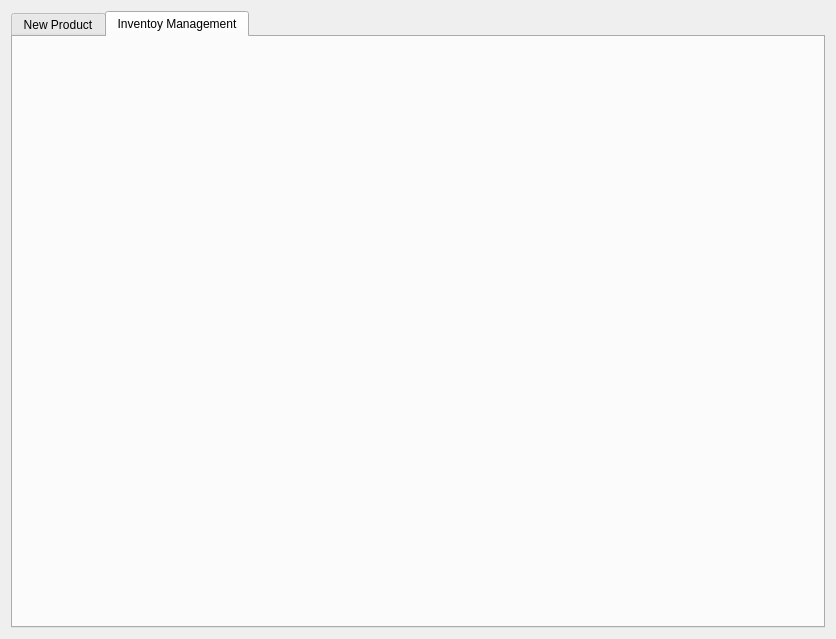
Before: the Qt Designer form inventorymanagementwindow.ui in ThiagoServulo/InventoryAndSalesManagement, drawn with Qt 5.
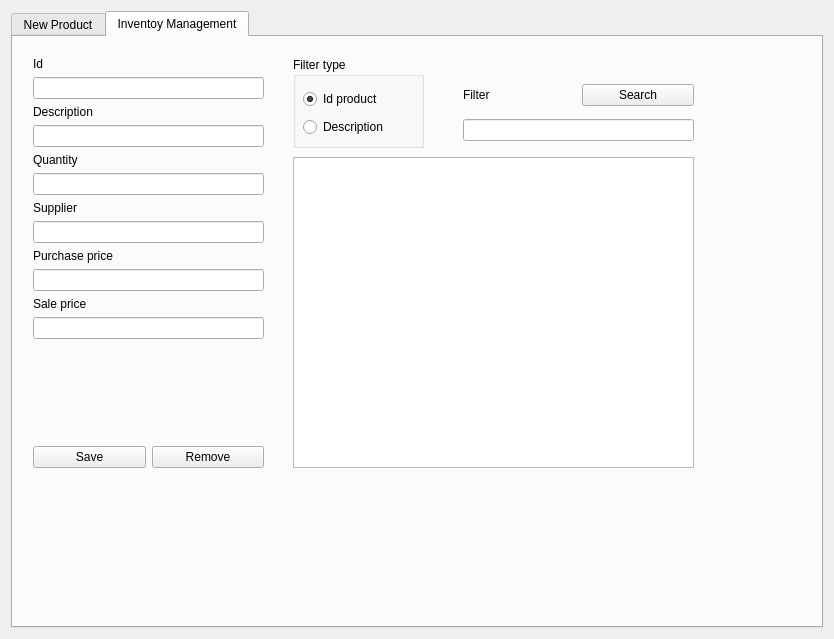
After: the same form once the commit is applied. The open tabs and pages were chosen to show the change.

Commit message: Create tab to list products

Diff of the .ui file:
```diff
--- a/inventorymanagementwindow.ui
+++ b/inventorymanagementwindow.ui
@@ -6,7 +6,7 @@
    <rect>
     <x>0</x>
     <y>0</y>
-    <width>836</width>
+    <width>834</width>
     <height>639</height>
    </rect>
   </property>
@@ -171,6 +171,218 @@
       <attribute name="title">
        <string>Inventoy Management</string>
       </attribute>
+      <widget class="QTableWidget" name="tableWidget_im_inventory">
+       <property name="geometry">
+        <rect>
+         <x>280</x>
+         <y>120</y>
+         <width>401</width>
+         <height>311</height>
+        </rect>
+       </property>
+      </widget>
+      <widget class="QGroupBox" name="groupBox_filterType">
+       <property name="geometry">
+        <rect>
+         <x>280</x>
+         <y>20</y>
+         <width>131</width>
+         <height>91</height>
+        </rect>
+       </property>
+       <property name="title">
+        <string>Filter type</string>
+       </property>
+       <widget class="QWidget" name="">
+        <property name="geometry">
+         <rect>
+          <x>10</x>
+          <y>30</y>
+          <width>111</width>
+          <height>52</height>
+         </rect>
+        </property>
+        <layout class="QVBoxLayout" name="verticalLayout_7">
+         <item>
+          <widget class="QRadioButton" name="radioButton_id">
+           <property name="text">
+            <string>Id product</string>
+           </property>
+           <property name="checked">
+            <bool>true</bool>
+           </property>
+          </widget>
+         </item>
+         <item>
+          <widget class="QRadioButton" name="radioButton_description">
+           <property name="text">
+            <string>Description</string>
+           </property>
+          </widget>
+         </item>
+        </layout>
+       </widget>
+      </widget>
+      <widget class="QWidget" name="">
+       <property name="geometry">
+        <rect>
+         <x>20</x>
+         <y>20</y>
+         <width>231</width>
+         <height>411</height>
+        </rect>
+       </property>
+       <layout class="QVBoxLayout" name="verticalLayout_14">
+        <item>
+         <layout class="QVBoxLayout" name="verticalLayout_8">
+          <item>
+           <widget class="QLabel" name="label_im_id">
+            <property name="text">
+             <string>Id</string>
+            </property>
+           </widget>
+          </item>
+          <item>
+           <widget class="QLineEdit" name="lineEdit_im_id"/>
+          </item>
+         </layout>
+        </item>
+        <item>
+         <layout class="QVBoxLayout" name="verticalLayout_9">
+          <item>
+           <widget class="QLabel" name="label_im_description">
+            <property name="text">
+             <string>Description</string>
+            </property>
+           </widget>
+          </item>
+          <item>
+           <widget class="QLineEdit" name="lineEdit_im_description"/>
+          </item>
+         </layout>
+        </item>
+        <item>
+         <layout class="QVBoxLayout" name="verticalLayout_10">
+          <item>
+           <widget class="QLabel" name="label_im_quantity">
+            <property name="text">
+             <string>Quantity</string>
+            </property>
+           </widget>
+          </item>
+          <item>
+           <widget class="QLineEdit" name="lineEdit_im_quantity"/>
+          </item>
+         </layout>
+        </item>
+        <item>
+         <layout class="QVBoxLayout" name="verticalLayout_11">
+          <item>
+           <widget class="QLabel" name="label_im_supplier">
+            <property name="text">
+             <string>Supplier</string>
+            </property>
+           </widget>
+          </item>
+          <item>
+           <widget class="QLineEdit" name="lineEdit_im_supplier"/>
+          </item>
+         </layout>
+        </item>
+        <item>
+         <layout class="QVBoxLayout" name="verticalLayout_12">
+          <item>
+           <widget class="QLabel" name="label_im_purchasePrice">
+            <property name="text">
+             <string>Purchase price</string>
+            </property>
+           </widget>
+          </item>
+          <item>
+           <widget class="QLineEdit" name="lineEdit_im_purchasePrice"/>
+          </item>
+         </layout>
+        </item>
+        <item>
+         <layout class="QVBoxLayout" name="verticalLayout_13">
+          <item>
+           <widget class="QLabel" name="label_im_salePrice">
+            <property name="text">
+             <string>Sale price</string>
+            </property>
+           </widget>
+          </item>
+          <item>
+           <widget class="QLineEdit" name="lineEdit_im_salePrice"/>
+          </item>
+          <item>
+           <spacer name="verticalSpacer_2">
+            <property name="orientation">
+             <enum>Qt::Vertical</enum>
+            </property>
+            <property name="sizeHint" stdset="0">
+             <size>
+              <width>20</width>
+              <height>40</height>
+             </size>
+            </property>
+           </spacer>
+          </item>
+         </layout>
+        </item>
+        <item>
+         <layout class="QHBoxLayout" name="horizontalLayout_5">
+          <item>
+           <widget class="QPushButton" name="pushButton_im_save">
+            <property name="text">
+             <string>Save</string>
+            </property>
+           </widget>
+          </item>
+          <item>
+           <widget class="QPushButton" name="pushButton_im_remove">
+            <property name="text">
+             <string>Remove</string>
+            </property>
+           </widget>
+          </item>
+         </layout>
+        </item>
+       </layout>
+      </widget>
+      <widget class="QWidget" name="">
+       <property name="geometry">
+        <rect>
+         <x>450</x>
+         <y>40</y>
+         <width>231</width>
+         <height>71</height>
+        </rect>
+       </property>
+       <layout class="QVBoxLayout" name="verticalLayout_15">
+        <item>
+         <layout class="QHBoxLayout" name="horizontalLayout_6">
+          <item>
+           <widget class="QLabel" name="label_im_filter">
+            <property name="text">
+             <string>Filter</string>
+            </property>
+           </widget>
+          </item>
+          <item>
+           <widget class="QPushButton" name="pushButton_im_search">
+            <property name="text">
+             <string>Search</string>
+            </property>
+           </widget>
+          </item>
+         </layout>
+        </item>
+        <item>
+         <widget class="QLineEdit" name="lineEdit_im_filter"/>
+        </item>
+       </layout>
+      </widget>
      </widget>
     </widget>
    </item>
```
Left out of the diff: 4 changed lines with no effect on the pictures. The commit also changes 2 other files.
